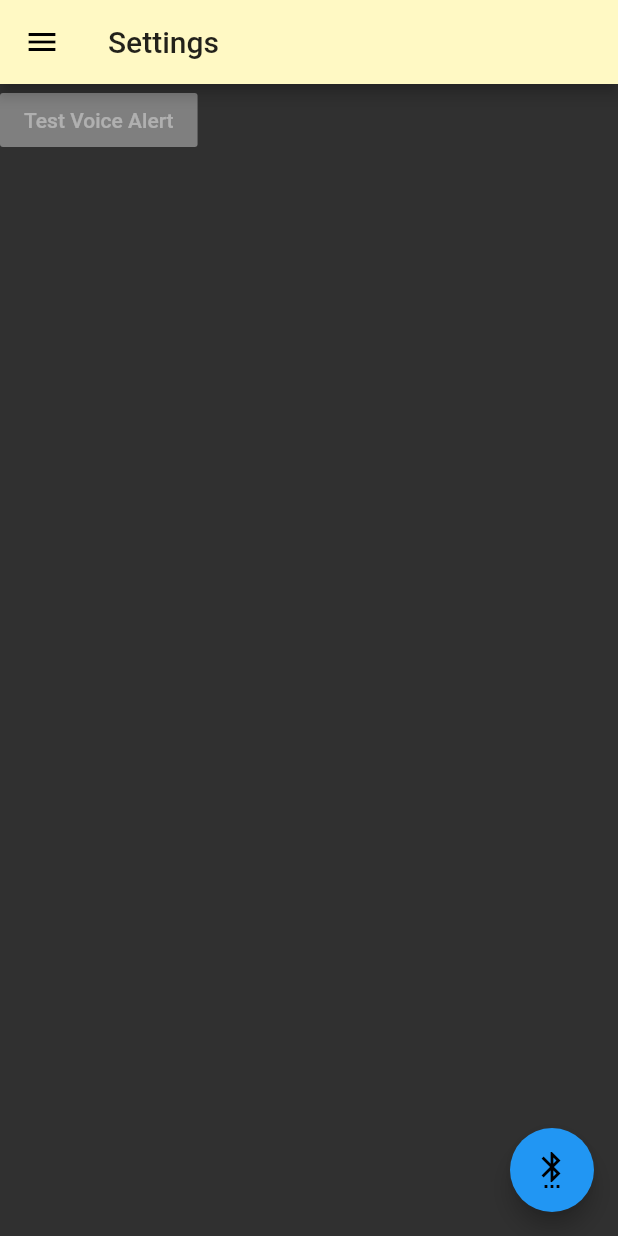
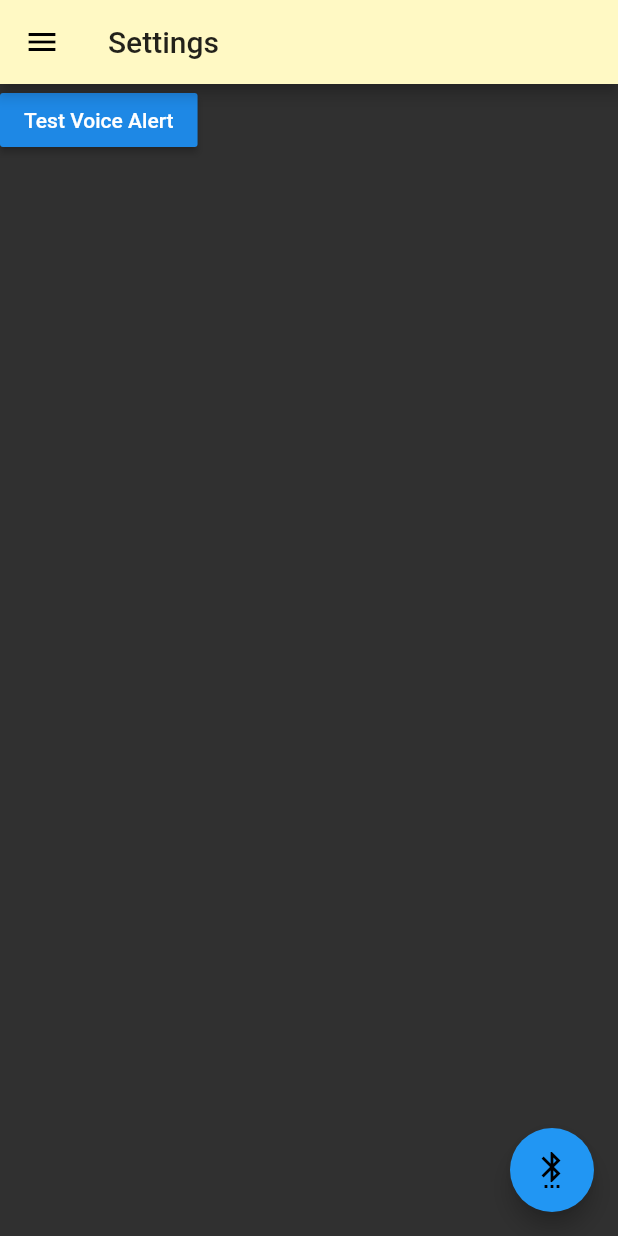
Before and after one commit to Binnacle-boys/binnacle-dart, a Flutter app: the SettingsScreen screen opened directly, on a phone screen of 412 x 824 dp. Run offline on Flutter 3.47's test engine with Material 2 defaults, Android fonts, the phone set to English and light mode, and no system bars; our stand-ins replace flutter_blue, flutter_compass, flutter_tts, geolocator, google_maps_flutter, rxdart and 2 more; missing offline and left inert: sail_routing_dart.

Commit message:
Voice alert test noise

```diff
--- a/binnacle/lib/bloc.dart
+++ b/binnacle/lib/bloc.dart
@@ -57,6 +57,7 @@ class Bloc extends Object {
   final BehaviorSubject<ListAngleModel> _listAngleController = BehaviorSubject<ListAngleModel>();
 
   VoiceAlerts _voiceAlerts;
+  Function voiceAlertTest() => _voiceAlerts.test;
 
   Bloc() {
     this._repository = Repository(_positionController);
--- a/binnacle/lib/screens/settings_screen.dart
+++ b/binnacle/lib/screens/settings_screen.dart
@@ -17,7 +17,7 @@ class SettingsScreen extends StatelessWidget {
      ),
      drawer: AppDrawer(),
      body: Column( children: <Widget>[
-       new RaisedButton(child: Text('Test Voice Alert'))
+       new RaisedButton(child: Text('Test Voice Alert'), onPressed: bloc.voiceAlertTest(),)
      ])
    );
   }
```
Also changed, not shown: binnacle/lib/voice_alerts.dart (+24 -0 lines).
